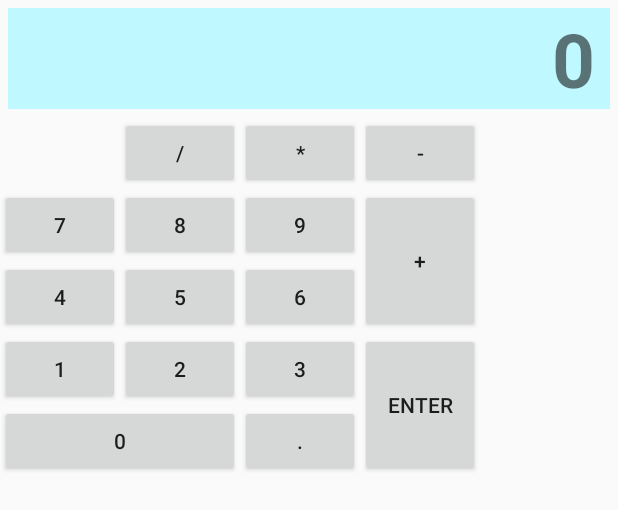
After one commit to cv33301/APP-, an Android app: the layout actiuity_gridlayout.xml on its own in the app's theme, with its tools: preview values and no code run, on a phone screen of 412 x 824 dp. The commit adds this screen. Shown: the top 510 px of the screen. Run offline under Robolectric (Android 15) with nearby library versions, the phone set to English and light mode, and no system bars.

Commit message:
no message

```diff
--- a/app/src/main/java/com/example/application1/MainActivity.java
+++ b/app/src/main/java/com/example/application1/MainActivity.java
@@ -15,8 +15,7 @@ public class MainActivity extends AppCompatActivity {
         super.onCreate(savedInstanceState);
         EdgeToEdge.enable(this);
           //setContentView(R.layout.activity_main);
-          setContentView(R.layout.activity_relativelayout2);
-          //setContentView(R.layout.activity_edittext);
+          setContentView(R.layout.actiuity_gridlayout_special);
 //        ViewCompat.setOnApplyWindowInsetsListener(findViewById(R.id.main), (v, insets) -> {
 //            Insets systemBars = insets.getInsets(WindowInsetsCompat.Type.systemBars());
 //            v.setPadding(systemBars.left, systemBars.top, systemBars.right, systemBars.bottom);
--- /dev/null
+++ b/app/src/main/res/layout/actiuity_gridlayout.xml
@@ -0,0 +1,79 @@
+<?xml version="1.0" encoding="utf-8"?>
+<GridLayout xmlns:android="http://schemas.android.com/apk/res/android"
+    android:layout_width="match_parent"
+    android:layout_height="wrap_content"
+    android:rowCount="6"
+    android:columnCount="4"
+    android:orientation="horizontal">
+
+    <TextView
+        android:layout_height="wrap_content"
+        android:layout_width="match_parent"
+        android:text="0"
+        android:textStyle="bold"
+        android:textSize="50sp"
+        android:background="#BFF8FF"
+        android:layout_margin="5dp"
+        android:gravity="right"
+        android:paddingRight="10dp"
+        android:layout_columnSpan="4"/>
+
+    <Button
+        android:layout_width="80dp"
+        android:text="/"
+        android:layout_gravity="right"
+        android:layout_columnSpan="2" />
+    <Button
+        android:layout_width="80dp"
+        android:text="*"/>
+    <Button
+        android:layout_width="80dp"
+        android:text="-"/>
+    <Button
+        android:layout_width="80dp"
+        android:text="7"/>
+    <Button
+        android:layout_width="80dp"
+        android:text="8"/>
+    <Button
+        android:layout_width="80dp"
+        android:text="9"/>
+    <Button
+        android:layout_width="80dp"
+        android:text="+"
+        android:layout_rowSpan="2"
+        android:layout_gravity="fill_vertical"/>
+    <Button
+        android:layout_width="80dp"
+        android:text="4"/>
+    <Button
+        android:layout_width="80dp"
+        android:text="5"/>
+    <Button
+        android:layout_width="80dp"
+        android:text="6"/>
+
+    <Button
+        android:layout_width="80dp"
+        android:text="1"/>
+    <Button
+        android:layout_width="80dp"
+        android:text="2"/>
+    <Button
+        android:layout_width="80dp"
+        android:text="3"/>
+    <Button
+        android:layout_width="80dp"
+        android:text="Enter"
+        android:layout_rowSpan="2"
+        android:layout_gravity="fill_vertical"/>
+    <Button
+        android:layout_width="80dp"
+        android:text="0"
+        android:layout_columnSpan="2"
+        android:layout_gravity="fill_horizontal"/>
+    <Button
+        android:layout_width="80dp"
+        android:text="."/>
+
+</GridLayout>
```
Also changed, not shown: app/src/main/res/layout/actiuity_framelayout.xml (added, +38 -0 lines), app/src/main/res/layout/actiuity_framelayout2.xml (added, +43 -0 lines), app/src/main/res/layout/actiuity_gridlayout_special.xml (added, +46 -0 lines), app/src/main/res/layout/actiuity_gridlayout_vertical.xml (added, +77 -0 lines), app/src/main/res/layout/actiuity_tablelayout.xml (added, +111 -0 lines), app/src/main/res/layout/actiuity_tablelayout2.xml (added, +180 -0 lines), app/src/main/res/drawable/android_logo.png (added), app/src/main/res/drawable/android_logo_2.png (added).
